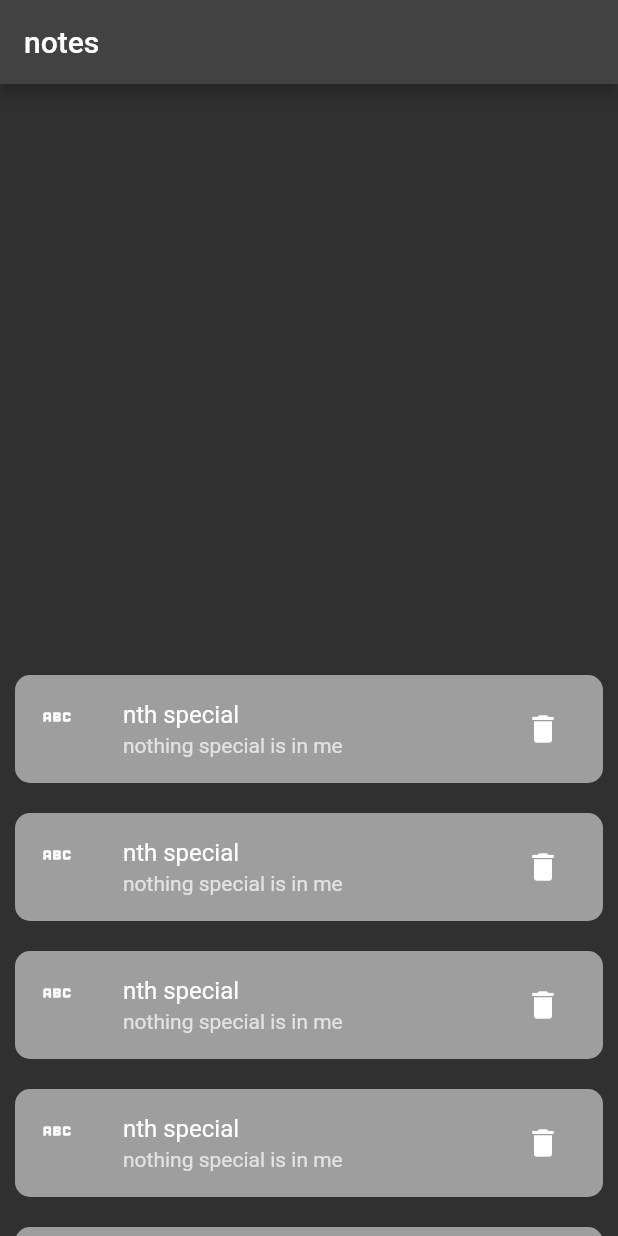
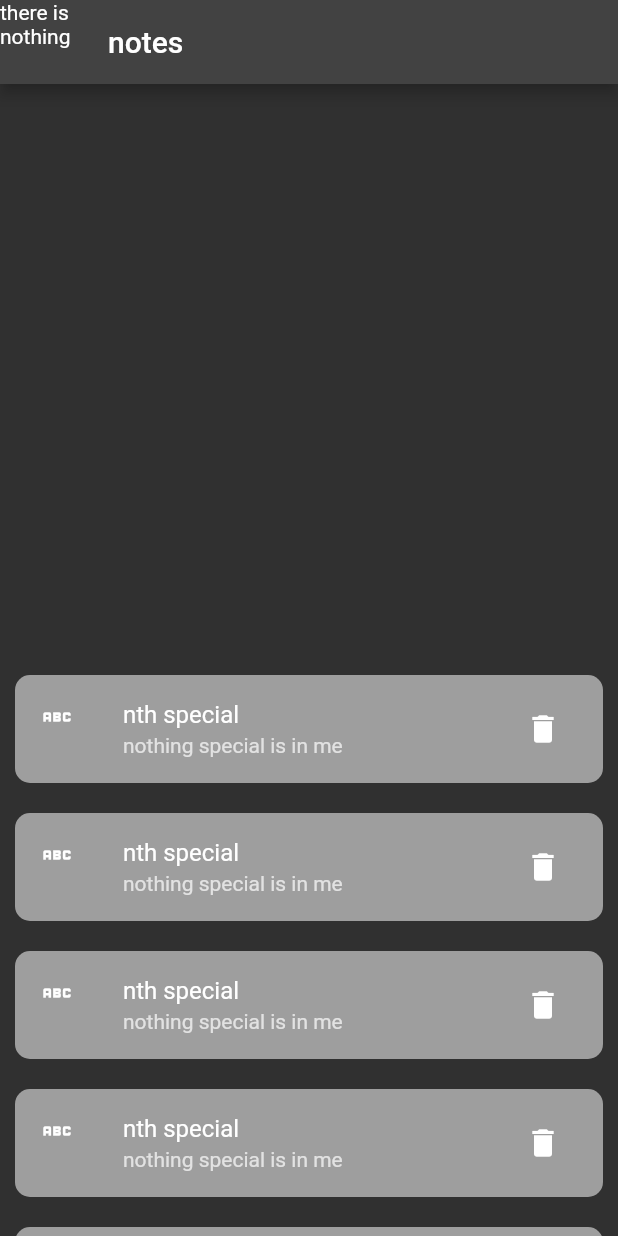
Before and after one commit to manka543/notes-with-flutter, a Flutter app: the screen it shows after launch, on a phone screen of 412 x 824 dp. Run offline on Flutter 3.47's test engine with Material 2 defaults, Android fonts, the phone set to English and light mode, and no system bars; our stand-ins replace flutter_bloc, sqflite; accounts and stored records are empty.

Commit message:
some stuff

```diff
--- a/lib/main.dart
+++ b/lib/main.dart
@@ -1,7 +1,7 @@
 import 'package:flutter/material.dart';
 import 'package:notes/views/add_or_edit_note_view.dart';
 import 'const/routes.dart';
-import 'views/notes.dart';
+import 'views/notes/notes.dart';
 
 void main() {
   runApp(const MyApp());
--- a/lib/views/notes.dart
+++ /dev/null
@@ -1,36 +0,0 @@
-import 'package:flutter/material.dart';
-import 'package:notes/services/database_note.dart';
-import 'package:notes/widgets/note.dart';
-
-class Notes extends StatefulWidget {
-  const Notes({Key? key}) : super(key: key);
-
-  @override
-  State<Notes> createState() => _NotesState();
-}
-
-class _NotesState extends State<Notes> {
-  @override
-  Widget build(BuildContext context) {
-    return Scaffold(
-        appBar: AppBar(
-          title: const Text("notes"),
-        ),
-        body: DraggableScrollableSheet(
-            builder: (BuildContext context, ScrollController scrollController) {
-          return ListView.builder(
-              controller: scrollController,
-              itemCount: 10,
-              itemBuilder: (BuildContext context, int index) {
-                return Note(
-                    databasenote: DataBaseNote(
-                        "nothing special is in me",
-                        "nth special",
-                        Icons.abc,
-                        DateTime.now(),
-                        DateTime.now(),
-                        null));
-              });
-        }));
-  }
-}
--- /dev/null
+++ b/lib/views/notes/notes.dart
@@ -0,0 +1,52 @@
+import 'package:flutter/material.dart';
+import 'package:flutter_bloc/flutter_bloc.dart';
+import 'package:notes/services/database_note.dart';
+import 'package:notes/views/notes/notes_bloc.dart';
+import 'package:notes/views/notes/notes_event.dart';
+import 'package:notes/widgets/note.dart';
+
+import 'notes_state.dart';
+
+class Notes extends StatefulWidget {
+  const Notes({Key? key}) : super(key: key);
+
+  @override
+  State<Notes> createState() => _NotesState();
+}
+
+class _NotesState extends State<Notes> {
+  @override
+  Widget build(BuildContext context) {
+    return BlocProvider(
+      create: (context) => NotesBloc(),
+      child: Scaffold(
+          appBar: AppBar(
+            title: const Text("notes"),
+            leading: const Text("there is nothing"),
+          ),
+          body: BlocConsumer<NotesBloc, NotesState>(
+            listener: (context, state) {
+              context.read<NotesBloc>().add(const GetAllNotes());
+            },
+            builder: (context, state) {
+              return DraggableScrollableSheet(builder:
+                  (BuildContext context, ScrollController scrollController) {
+                return ListView.builder(
+                    controller: scrollController,
+                    itemCount: 10,
+                    itemBuilder: (BuildContext context, int index) {
+                      return Note(
+                          databasenote: DataBaseNote(
+                              "nothing special is in me",
+                              "nth special",
+                              Icons.abc,
+                              DateTime.now(),
+                              DateTime.now(),
+                              null));
+                    });
+              });
+            },
+          )),
+    );
+  }
+}
--- /dev/null
+++ b/lib/views/notes/notes_event.dart
@@ -0,0 +1,15 @@
+import 'package:flutter/foundation.dart';
+
+@immutable
+abstract class NotesEvent {
+  const NotesEvent();
+}
+
+class GetAllNotes extends NotesEvent {
+  const GetAllNotes();
+}
+
+class DeleteNote extends NotesEvent {
+  final int id;
+  const  DeleteNote(this.id);
+}
--- /dev/null
+++ b/lib/views/notes/notes_state.dart
@@ -0,0 +1,22 @@
+import 'package:flutter/material.dart';
+import 'package:notes/services/database_note.dart';
+
+@immutable
+abstract class NotesState {
+  final List<DataBaseNote>? _notes;
+  const NotesState(this._notes);
+}
+
+class NotesStateValid extends NotesState {
+  const NotesStateValid(super.notes);
+}
+
+class NotesStateError extends NotesState {
+  const NotesStateError(super.notes, this.exception, this.message);
+  final Exception? exception;
+  final String? message;
+}
+
+class NotesLoadingState extends NotesState {
+  const NotesLoadingState(super.notes);
+}
```
Also changed, not shown: lib/views/notes/notes_bloc.dart (added, +29 -0 lines).
